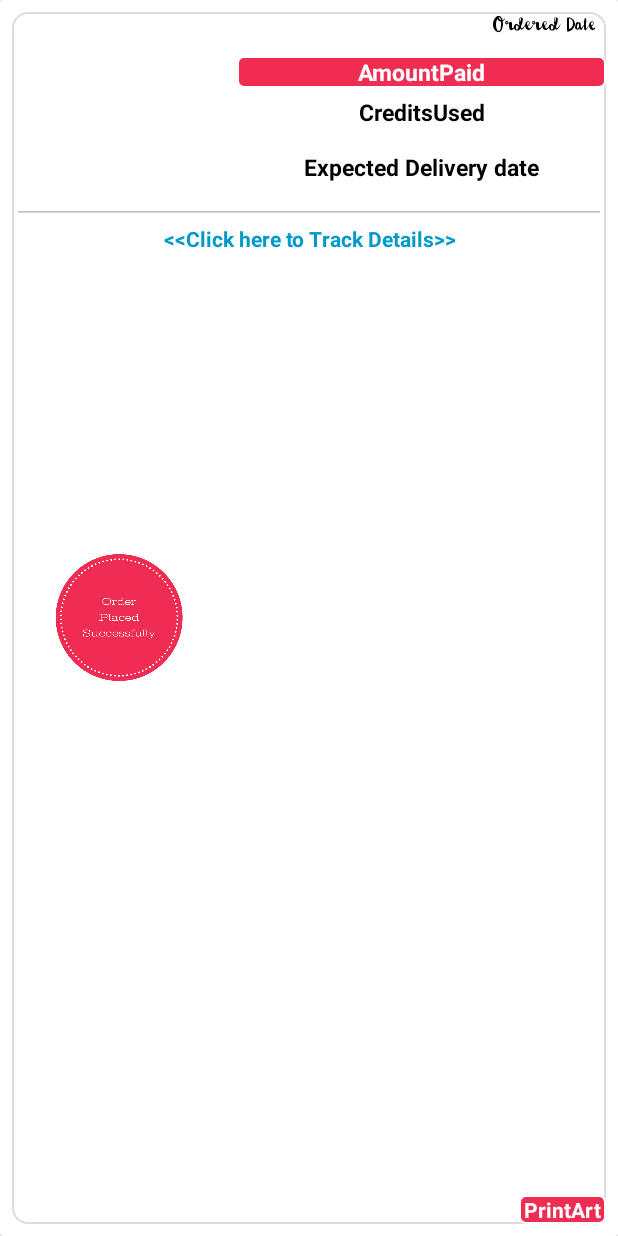
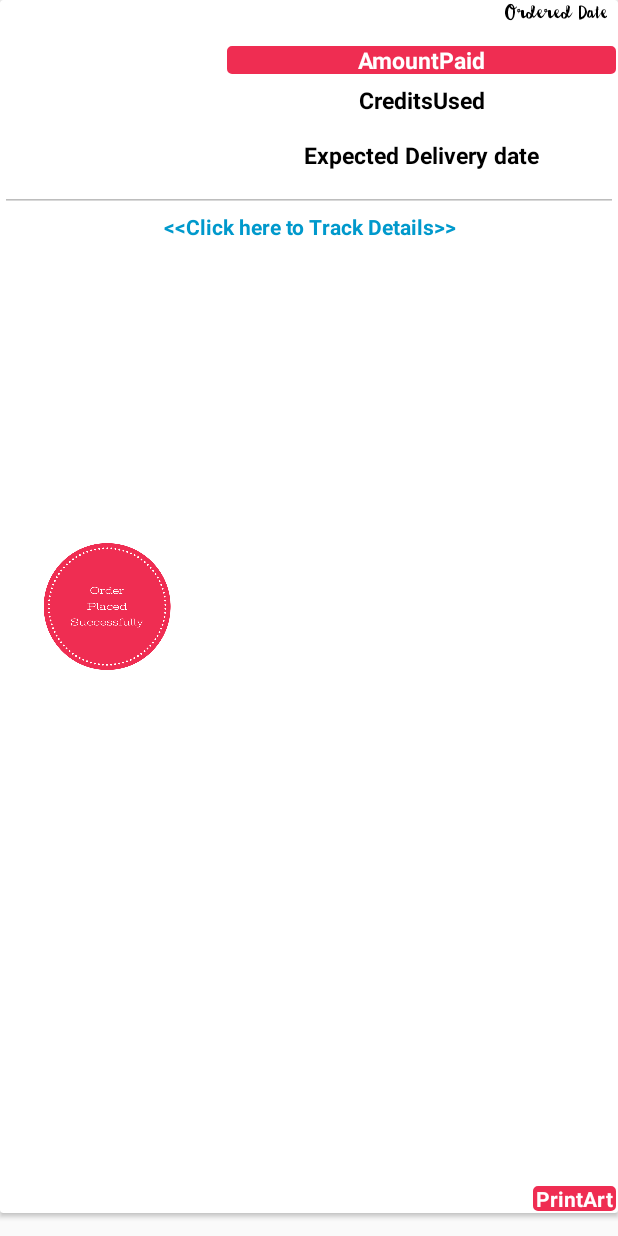
Before and after one commit to KimonnAravind/PrintArtPrinters, an Android app: the layout testingviewholder.xml on its own in the app's theme, with its tools: preview values and no code run, on a phone screen of 412 x 824 dp. Run offline under Robolectric (Android 15) with nearby library versions, the phone set to English and light mode, and no system bars.

Commit message:
git commit -m "PrintArt"

```diff
--- a/app/src/main/java/com/assigned/printart/PaymentActivity.java
+++ b/app/src/main/java/com/assigned/printart/PaymentActivity.java
@@ -325,11 +325,12 @@ public class PaymentActivity extends AppCompatActivity {
                             Intent intent = new Intent(PaymentActivity.this, GreetingsActivity.class);
                             intent.putExtra("Savings", "" + Savings);
                             intent.putExtra("Sends", "" + n);
-                            intent.putExtra("date",""+Delivery_Date);
+                            intent.putExtra("date", "" + Delivery_Date);
                             intent.setFlags(Intent.FLAG_ACTIVITY_NEW_TASK | Intent.FLAG_ACTIVITY_CLEAR_TASK);
                             startActivity(intent);
                         }
                     }
+
                     private void placing() {
                         placeorderReference.child(productrandomkey).child("DeliveryDate").setValue("" + Delivery_Date);
                         placeorderReference.child(productrandomkey).child("Original").setValue("" + paste);
@@ -338,7 +339,7 @@ public class PaymentActivity extends AppCompatActivity {
                         placeorderReference.child(productrandomkey).child("Total").setValue("" + one);
                         placeorderReference.child(productrandomkey).child("KeyValue").setValue("" + productrandomkey);
                         placeorderReference.child(productrandomkey).child("orderstatus").setValue("Placed Successfully");
-                        placeorderReference.child(productrandomkey).child("Phone").setValue(""+users);
+                        placeorderReference.child(productrandomkey).child("Phone").setValue("" + users);
                         cartReference.child("Total").setValue("0");
                         cartReference.child("Totalo").setValue("0");
                         cartReference.child("01").removeValue().addOnCompleteListener(new OnCompleteListener<Void>() {
--- a/app/src/main/res/layout/testingviewholder.xml
+++ b/app/src/main/res/layout/testingviewholder.xml
@@ -1,14 +1,12 @@
 <?xml version="1.0" encoding="utf-8"?>
 <androidx.cardview.widget.CardView xmlns:android="http://schemas.android.com/apk/res/android"
     android:layout_width="match_parent"
-
+    android:layout_marginBottom="15dp"
     android:layout_height="wrap_content">
 
     <RelativeLayout
         android:layout_width="match_parent"
-        android:layout_height="wrap_content"
-        android:layout_margin="8dp"
-        android:background="@drawable/inputdesign">
+        android:layout_height="wrap_content">
 
         <ImageView
             android:id="@+id/statuspic"
```
Lines whose indentation alone changed are shown as unchanged.
